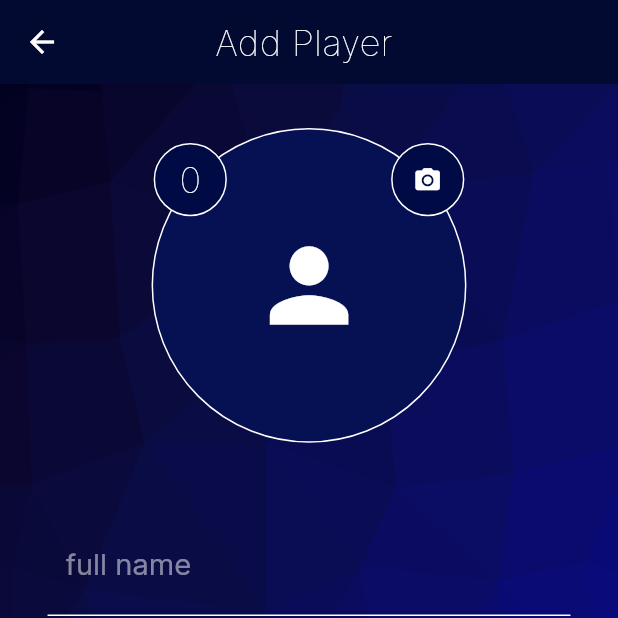
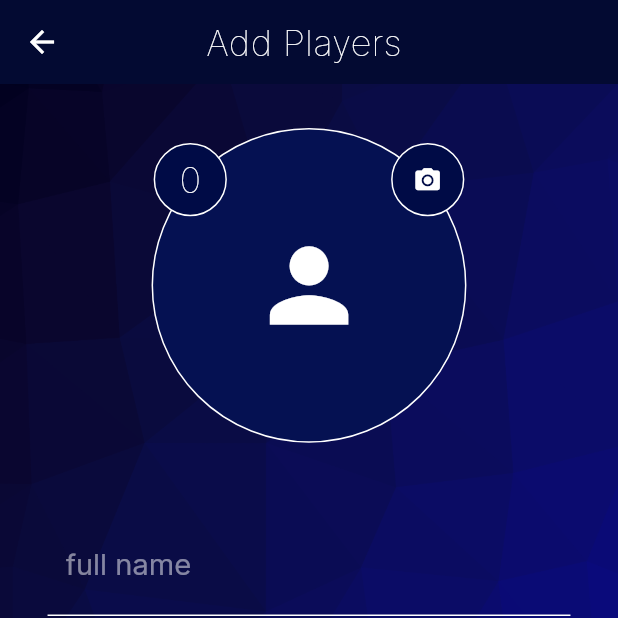
Before and after one commit to redraoui123/dhkh-app, a Flutter app: the AddPlayer screen opened directly, on a phone screen of 412 x 824 dp, the top half of it. Run offline on Flutter 3.47's test engine with Material 2 defaults, Android fonts, the phone set to English and light mode, and no system bars; our stand-ins replace flutter_screenutil; missing offline and left inert: intrinsic_grid_view.

Commit message:
modified Player to players

```diff
--- a/lib/addPlayer.dart
+++ b/lib/addPlayer.dart
@@ -24,7 +24,7 @@ class _AddPlayerState extends State<AddPlayer> {
             elevation: 0,
             centerTitle: true,
             title: Text(
-              'Add Player ',
+              'Add Players ',
               style: TextStyle(
                 color: Colors.white,
                 fontWeight: FontWeight.w100,
```
